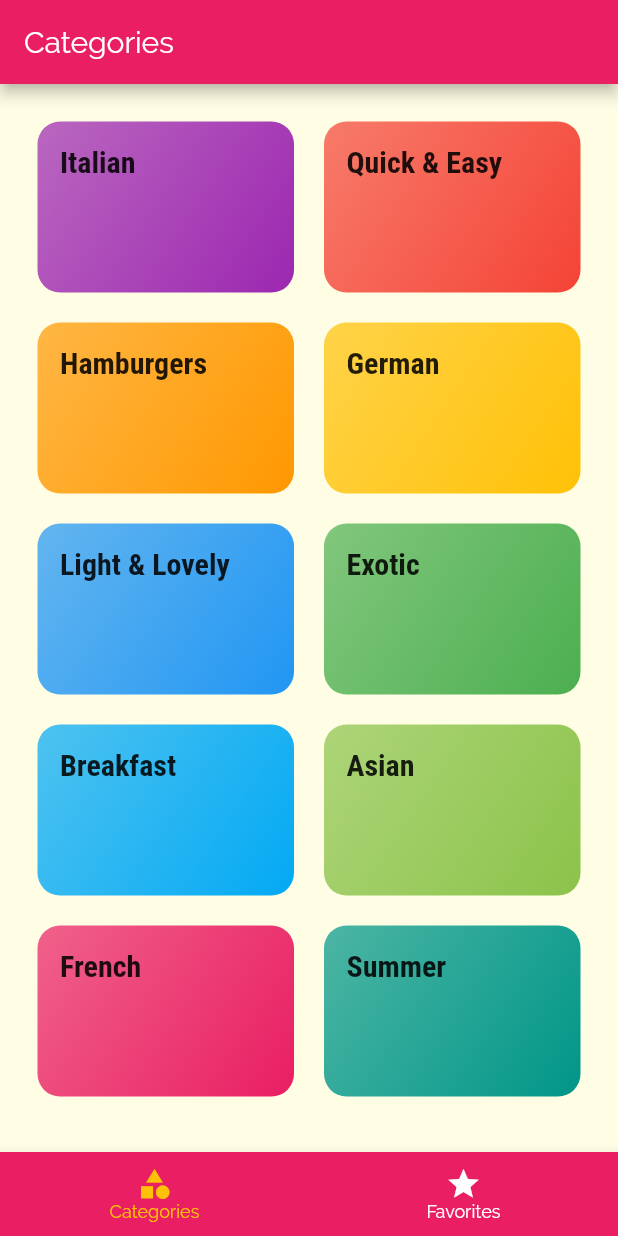
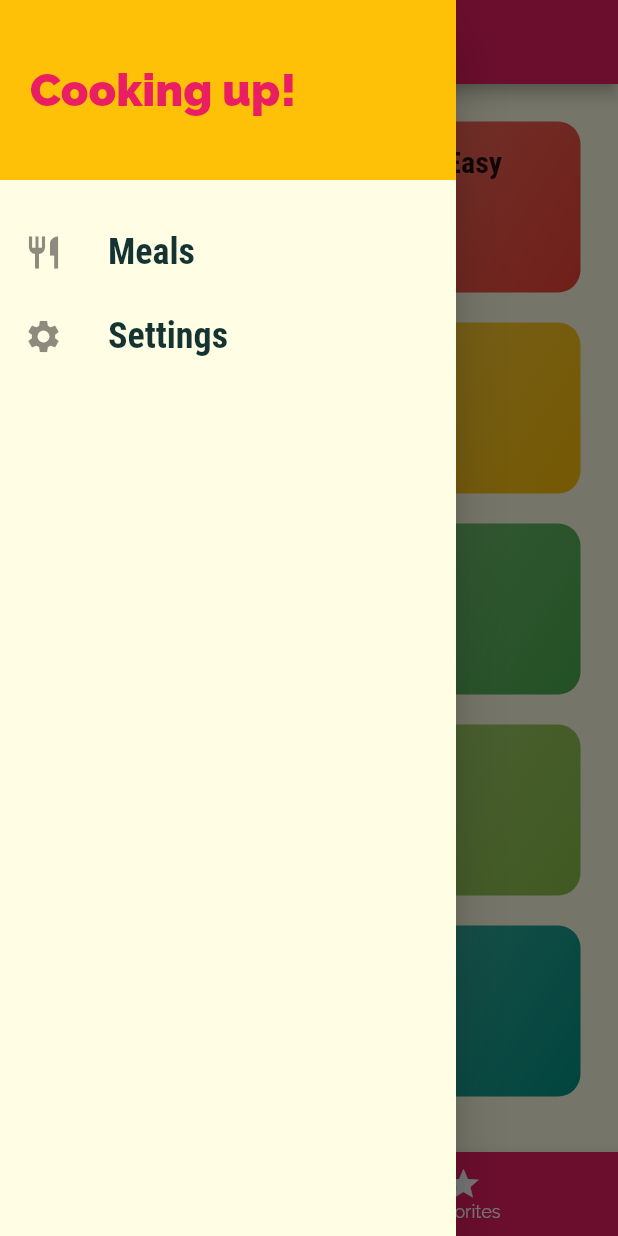
Before and after one commit to romansenin/meals_app, a Flutter app: the screen it shows after launch, with the side drawer open (before the commit the screen has no drawer), on a phone screen of 412 x 824 dp. Run offline on Flutter 3.47's test engine with Material 2 defaults, Android fonts, the phone set to English and light mode, and no system bars.

Commit message:
add custom widget

```diff
--- a/lib/screens/tabs_screen.dart
+++ b/lib/screens/tabs_screen.dart
@@ -1,4 +1,6 @@
 import 'package:flutter/material.dart';
+
+import '../widgets/main_drawer.dart';
 import './favorites_screen.dart';
 import './categories_screen.dart';
 
@@ -26,6 +28,7 @@ class _TabsScreenState extends State<TabsScreen> {
       appBar: AppBar(
         title: Text(_pages[_selectedPageIndex]['title']),
       ),
+      drawer: MainDrawer(),
       body: _pages[_selectedPageIndex]['page'],
       bottomNavigationBar: BottomNavigationBar(
           onTap: _selectPage,
--- /dev/null
+++ b/lib/widgets/main_drawer.dart
@@ -0,0 +1,51 @@
+import 'package:flutter/material.dart';
+
+class MainDrawer extends StatelessWidget {
+  Widget buildListTile(String title, IconData icon) {
+    return ListTile(
+      leading: Icon(
+        icon,
+        size: 26,
+      ),
+      title: Text(
+        title,
+        style: TextStyle(
+          fontFamily: 'RobotoCondensed',
+          fontSize: 24,
+          fontWeight: FontWeight.bold,
+        ),
+      ),
+      onTap: () {},
+    );
+  }
+
+  @override
+  Widget build(BuildContext context) {
+    return Drawer(
+      child: Column(
+        children: [
+          Container(
+            height: 120,
+            width: double.infinity,
+            padding: const EdgeInsets.all(20),
+            alignment: Alignment.centerLeft,
+            color: Theme.of(context).accentColor,
+            child: Text(
+              'Cooking up!',
+              style: TextStyle(
+                fontWeight: FontWeight.w900,
+                fontSize: 30,
+                color: Theme.of(context).primaryColor,
+              ),
+            ),
+          ),
+          SizedBox(
+            height: 20,
+          ),
+          buildListTile('Meals', Icons.restaurant),
+          buildListTile('Settings', Icons.settings),
+        ],
+      ),
+    );
+  }
+}
```
